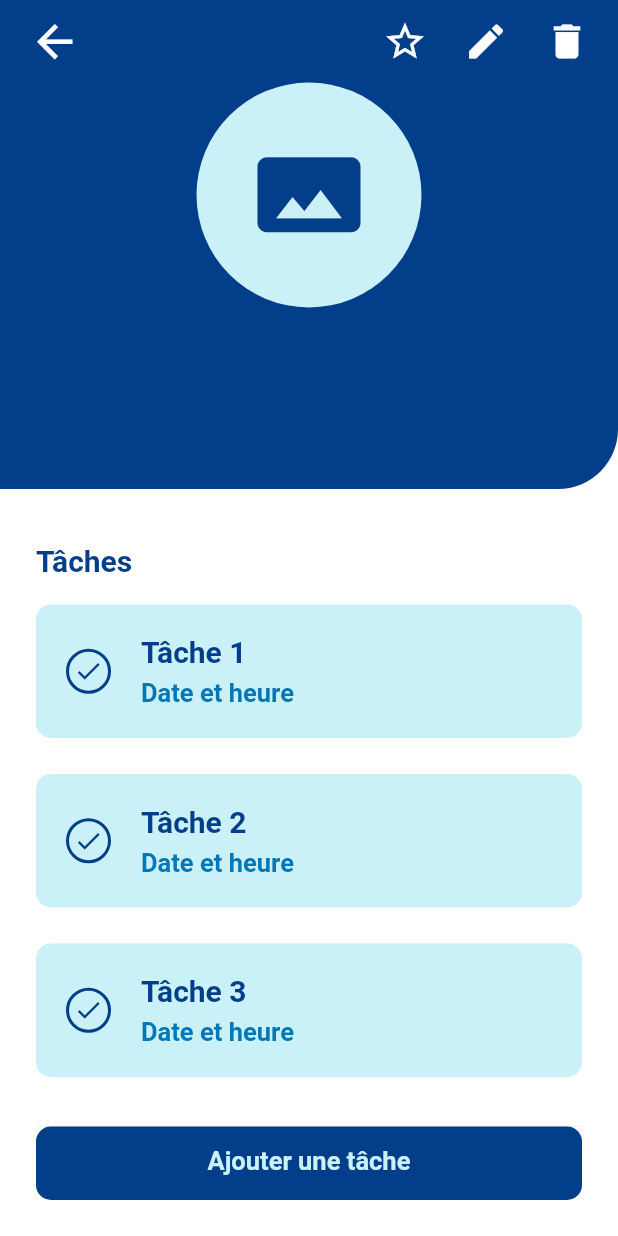
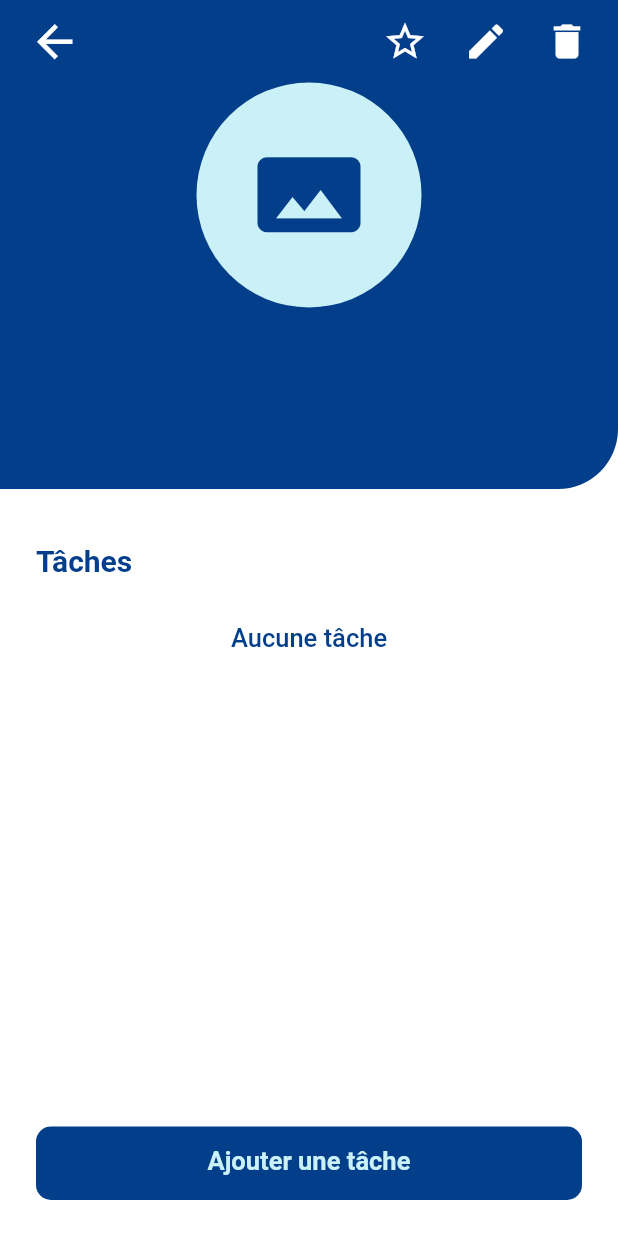
Before and after one commit to chabeaucorentin/roadline, a Flutter app: the ProjectScreen widget shown alone on an empty page, opened directly with empty values, on a phone screen of 412 x 824 dp. Run offline on Flutter 3.47's test engine with Material 2 defaults, Android fonts, the phone set to English and light mode, and no system bars; our stand-ins replace cloud_firestore, email_validator, firebase_auth, firebase_core, flutter_advanced_switch; accounts and stored records are empty.

Commit message:
:rocket: Update Project screen

```diff
--- a/roadline/lib/cards/task_card.dart
+++ b/roadline/lib/cards/task_card.dart
@@ -1,25 +1,13 @@
 import 'package:flutter/material.dart';
+import 'package:roadline/models/task.dart';
 import 'package:roadline/styles/constants.dart';
 
 @immutable
-class TaskCard extends StatefulWidget {
-  const TaskCard(
-      {required this.completed,
-      this.projectName,
-      required this.name,
-      this.date,
-      super.key});
+class TaskCard extends StatelessWidget {
+  const TaskCard({required this.task, super.key});
 
-  final bool completed;
-  final String? projectName;
-  final String name;
-  final String? date;
+  final Task task;
 
-  @override
-  State<TaskCard> createState() => _TaskCardState();
-}
-
-class _TaskCardState extends State<TaskCard> {
   @override
   Widget build(BuildContext context) {
     return Container(
@@ -49,7 +37,7 @@ class _TaskCardState extends State<TaskCard> {
                 ),
                 width: 30.0,
                 height: 30.0,
-                child: widget.completed
+                child: task.isCompleted
                     ? const Icon(
                         Icons.check,
                         size: 20.0,
@@ -67,7 +55,7 @@ class _TaskCardState extends State<TaskCard> {
               crossAxisAlignment: CrossAxisAlignment.start,
               mainAxisAlignment: MainAxisAlignment.spaceBetween,
               children: <Widget>[
-                if (widget.projectName != null) ...[
+                /*if (widget.projectName != null) ...[
                   Row(
                     children: <Widget>[
                       const Icon(
@@ -91,21 +79,21 @@ class _TaskCardState extends State<TaskCard> {
                   const SizedBox(
                     height: kSpacingPadding - 4.0,
                   ),
-                ],
+                ],*/
                 Text(
-                  widget.name,
+                  task.title,
                   style: const TextStyle(
                     color: kCardContentColor,
                     fontSize: kCardTitleFontSize,
                     fontWeight: FontWeight.w700,
                   ),
                 ),
-                if (widget.date != null) ...[
+                if (task.date != null) ...[
                   const SizedBox(
                     height: kSpacingPadding - 4.0,
                   ),
                   Text(
-                    widget.date!,
+                    task.date!,
                     style: const TextStyle(
                       color: kSecondaryColor,
                       fontSize: kBigFontSize,
--- a/roadline/lib/models/task.dart
+++ b/roadline/lib/models/task.dart
@@ -1,24 +1,23 @@
-import 'package:flutter/cupertino.dart';
-
-@immutable
 class Task {
-  const Task(
-      {required this.id,
-      this.name = "Tâche",
+  Task(
+      {this.id,
+      this.projectId,
+      this.title = 'Tâche',
       this.notes,
       this.date,
       this.time,
       this.isCompleted = false});
 
-  final String id;
-  final String name;
-  final String? notes;
-  final String? date;
-  final String? time;
-  final bool isCompleted;
+  String? id;
+  String? projectId;
+  String title;
+  String? notes;
+  String? date;
+  String? time;
+  bool isCompleted;
 
   @override
   String toString() {
-    return '{id: $id, name: $name, notes: $notes, date: $date, time: $time, isCompleted: $isCompleted}';
+    return '{id: $id, projectId: $projectId, name: $title, notes: $notes, date: $date, time: $time, isCompleted: $isCompleted}';
   }
 }
--- a/roadline/lib/providers/project.dart
+++ b/roadline/lib/providers/project.dart
@@ -4,6 +4,7 @@ import 'package:cloud_firestore/cloud_firestore.dart';
 import 'package:firebase_auth/firebase_auth.dart';
 import 'package:flutter/cupertino.dart';
 import 'package:roadline/models/project.dart';
+import 'package:roadline/models/task.dart';
 
 @immutable
 class ProjectProvider {
@@ -12,6 +13,8 @@ class ProjectProvider {
   final String id;
 
   Stream<Project> get projectStream => _getProjectStream();
+
+  Stream<List<Task>> get taskStream => _getTaskStream();
 
   Stream<Project> _getProjectStream() {
     final streamController = StreamController<Project>();
@@ -43,4 +46,49 @@ class ProjectProvider {
 
     return streamController.stream;
   }
+
+  Stream<List<Task>> _getTaskStream() {
+    final streamController = StreamController<List<Task>>();
+
+    final taskChangedSubscription = FirebaseFirestore.instance
+        .collection('users')
+        .doc(FirebaseAuth.instance.currentUser?.uid)
+        .collection('projects')
+        .doc(id)
+        .collection('tasks')
+        .orderBy('title')
+        .snapshots()
+        .listen((snapshot) {
+      List<Task> tasks = snapshot.docs.map((doc) {
+        final Map<String, dynamic> data = doc.data();
+        final task = Task(
+          id: doc.id,
+          projectId: id,
+        );
+        if (data.containsKey('title')) {
+          task.title = data['title'];
+        }
+        if (data.containsKey('notes')) {
+          task.notes = data['notes'];
+        }
+        if (data.containsKey('date')) {
+          task.date = data['date'];
+        }
+        if (data.containsKey('time')) {
+          task.date = data['time'];
+        }
+        if (data.containsKey('isCompleted')) {
+          task.isCompleted = data['isCompleted'];
+        }
+        return task;
+      }).toList();
+      streamController.add(tasks);
+    });
+
+    streamController.onCancel = () {
+      taskChangedSubscription.cancel();
+    };
+
+    return streamController.stream;
+  }
 }
--- a/roadline/lib/screens/project.dart
+++ b/roadline/lib/screens/project.dart
@@ -1,11 +1,13 @@
 import 'package:flutter/material.dart';
 import 'package:roadline/cards/task_card.dart';
 import 'package:roadline/models/project.dart';
+import 'package:roadline/models/task.dart';
 import 'package:roadline/partials/buttons/button.dart';
 import 'package:roadline/partials/components/bottom_widget.dart';
 import 'package:roadline/partials/components/screen.dart';
 import 'package:roadline/partials/components/shadow_box.dart';
 import 'package:roadline/partials/headers/project_header.dart';
+import 'package:roadline/providers/project.dart';
 import 'package:roadline/routes/routes.dart';
 import 'package:roadline/styles/constants.dart';
 
@@ -16,6 +18,8 @@ class ProjectScreen extends StatelessWidget {
 
   @override
   Widget build(BuildContext context) {
+    final projectProvider = ProjectProvider(id: project.id!);
+
     return Screen(
       child: Column(
         children: <Widget>[
@@ -39,8 +43,8 @@ class ProjectScreen extends StatelessWidget {
                             ),
                             child: Column(
                               crossAxisAlignment: CrossAxisAlignment.start,
-                              children: const <Widget>[
-                                Text(
+                              children: <Widget>[
+                                const Text(
                                   'Tâches',
                                   style: TextStyle(
                                     color: kPrimaryColor,
@@ -48,28 +52,57 @@ class ProjectScreen extends StatelessWidget {
                                     fontWeight: FontWeight.w700,
                                   ),
                                 ),
-                                SizedBox(
+                                const SizedBox(
                                   height: kDefaultElementSpacing * 0.75,
                                 ),
-                                TaskCard(
-                                  completed: true,
-                                  name: 'Tâche 1',
-                                  date: 'Date et heure',
-                                ),
-                                TaskCard(
-                                  completed: true,
-                                  name: 'Tâche 2',
-                                  date: 'Date et heure',
-                                ),
-                                TaskCard(
-                                  completed: true,
-                                  name: 'Tâche 3',
-                                  date: 'Date et heure',
-                                ),
-                                TaskCard(
-                                  completed: true,
-                                  name: 'Tâche 4',
-                                  date: 'Date et heure',
+                                StreamBuilder<List<Task>>(
+                                  stream: projectProvider.taskStream,
+                                  builder: (BuildContext context,
+                                      AsyncSnapshot<List<Task>> snapshot) {
+                                    if (snapshot.connectionState ==
+                                        ConnectionState.active &&
+                                        snapshot.hasData) {
+                                      final tasks = snapshot.data;
+                                      if (tasks != null &&
+                                          tasks.isNotEmpty) {
+                                        return ListView.builder(
+                                          physics:
+                                          const NeverScrollableScrollPhysics(),
+                                          shrinkWrap: true,
+                                          padding: const EdgeInsets.only(),
+                                          itemCount: tasks.length,
+                                          itemBuilder: (BuildContext context,
+                                              int index) {
+                                            final task = tasks[index];
+                                            return TaskCard(
+                                              task: task,
+                                            );
+                                          },
+                                        );
+                                      }
+                                    }
+
+                                    return Center(
+                                      child: Padding(
+                                        padding: const EdgeInsets.only(
+                                          top: kDefaultElementSpacing * 0.5,
+                                          bottom: kDefaultElementSpacing * 1.75,
+                                        ),
+                                        child: snapshot.connectionState ==
+                                            ConnectionState.waiting
+                                            ? const CircularProgressIndicator()
+                                            : const Text(
+                                          'Aucune tâche',
+                                          style: TextStyle(
+                                            color: kPrimaryColor,
+                                            fontSize: kBigFontSize,
+                                            fontWeight: FontWeight.w500,
+                                          ),
+                                          textAlign: TextAlign.center,
+                                        ),
+                                      ),
+                                    );
+                                  },
                                 ),
                               ],
                             ),
--- a/roadline/lib/screens/tasks.dart
+++ b/roadline/lib/screens/tasks.dart
@@ -64,7 +64,7 @@ class TasksScreen extends StatelessWidget {
                                   ),
                                   textAlign: TextAlign.center,
                                 ),*/
-                                TaskCard(
+                                /*TaskCard(
                                   completed: false,
                                   name: 'Tâche 1',
                                 ),
@@ -83,7 +83,7 @@ class TasksScreen extends StatelessWidget {
                                   projectName: 'Nom du projet',
                                   name: 'Tâche 4',
                                   date: 'Date et heure',
-                                ),
+                                ),*/
                               ],
                             ),
                           ),
```
Also changed, not shown: roadline/lib/screens/home.dart (+0 -19 lines).
